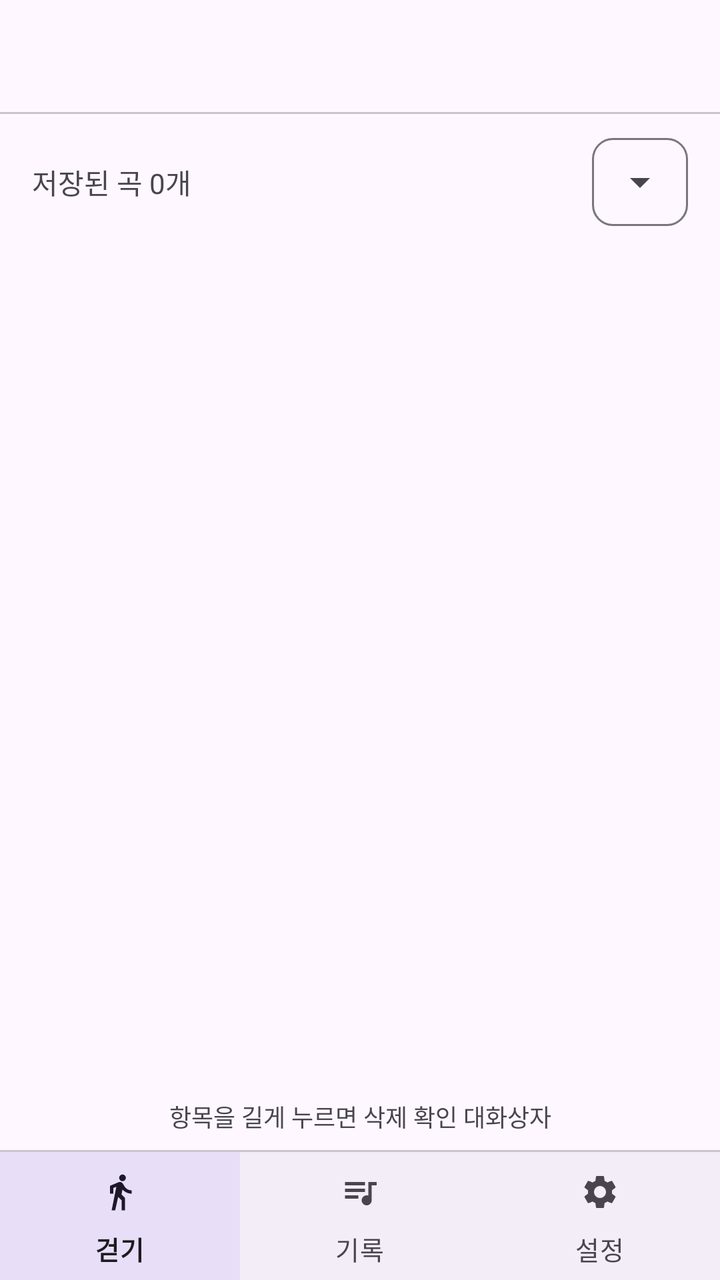
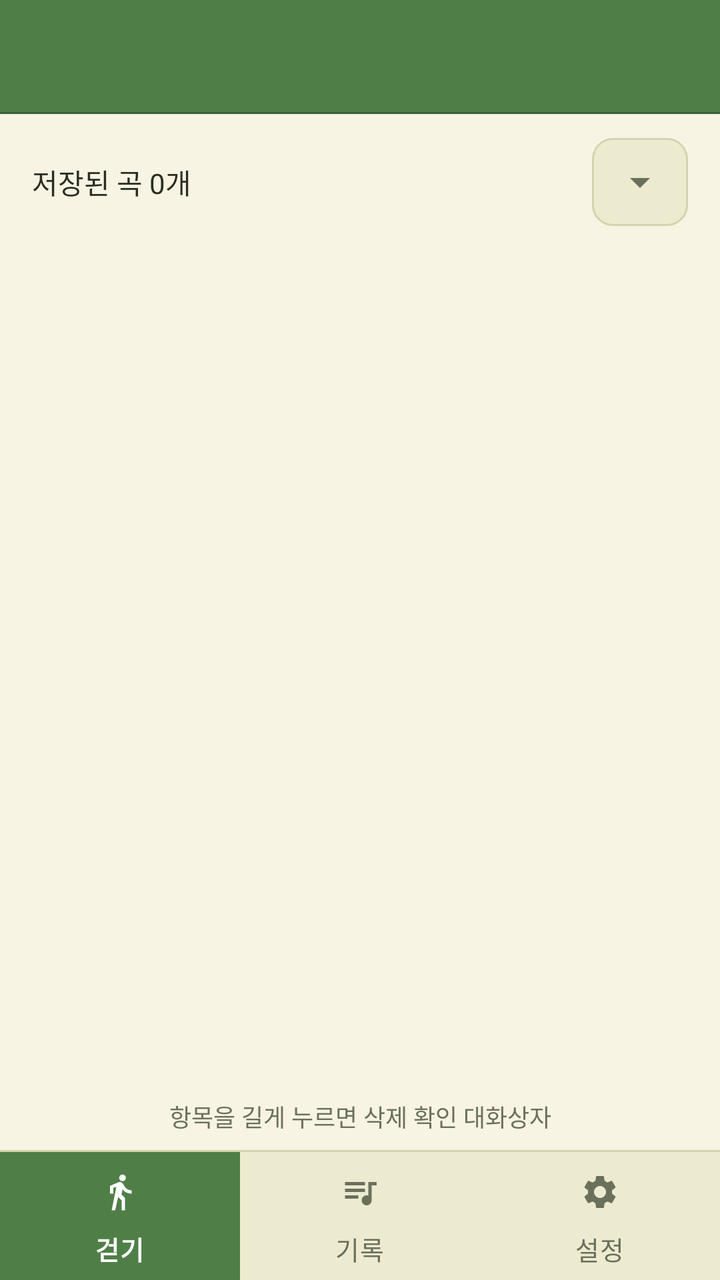

An Android layout rendered at two revisions. The XML below is the earlier revision; the diff shows what the commit changed to produce the second picture.
<!-- AndroidManifest.xml: application theme Theme.Balmatchum -->
<!-- res/layout/activity_song_list.xml -->
<?xml version="1.0" encoding="utf-8"?>
<FrameLayout xmlns:android="http://schemas.android.com/apk/res/android"
    android:layout_width="match_parent"
    android:layout_height="match_parent"
    android:fitsSystemWindows="true">

<LinearLayout
    android:layout_width="match_parent"
    android:layout_height="match_parent"
    android:orientation="vertical">

    
    <include layout="@layout/include_toolbar" />

    
    <LinearLayout
        android:layout_width="match_parent"
        android:layout_height="0dp"
        android:layout_weight="1"
        android:orientation="vertical"
        android:paddingStart="16dp"
        android:paddingTop="12dp"
        android:paddingEnd="16dp"
        android:paddingBottom="8dp">

        
        <LinearLayout
            android:layout_width="match_parent"
            android:layout_height="wrap_content"
            android:gravity="center_vertical"
            android:orientation="horizontal">

            
            <TextView
                android:id="@+id/tvCount"
                android:layout_width="0dp"
                android:layout_height="wrap_content"
                android:layout_weight="1"
                android:text="저장된 곡 0개"
                android:textSize="14sp" />

            
            <FrameLayout
                android:layout_width="wrap_content"
                android:layout_height="wrap_content"
                android:background="@drawable/bg_outline_box">

                <Spinner
                    android:id="@+id/spSort"
                    android:layout_width="wrap_content"
                    android:layout_height="44dp" />
            </FrameLayout>
        </LinearLayout>

        
        <ListView
            android:id="@+id/lvSongs"
            android:layout_width="match_parent"
            android:layout_height="0dp"
            android:layout_marginTop="12dp"
            android:layout_weight="1"
            android:divider="@null"
            android:dividerHeight="10dp"
            android:listSelector="@android:color/transparent" />

        
        <TextView
            android:id="@+id/tvEmpty"
            android:layout_width="match_parent"
            android:layout_height="0dp"
            android:layout_weight="1"
            android:gravity="center"
            android:text="아직 저장된 곡이 없어요.\n걷기를 마치면 여기에 곡이 생겨요."
            android:visibility="gone" />

        
        <TextView
            android:layout_width="match_parent"
            android:layout_height="wrap_content"
            android:layout_marginTop="8dp"
            android:gravity="center"
            android:text="항목을 길게 누르면 삭제 확인 대화상자"
            android:textColor="?attr/colorOnSurfaceVariant"
            android:textSize="12sp" />
    </LinearLayout>

    
    <include layout="@layout/include_bottom_nav" />
</LinearLayout>
</FrameLayout>
<!-- res/layout/include_toolbar.xml (included above) -->
<?xml version="1.0" encoding="utf-8"?>
<merge xmlns:android="http://schemas.android.com/apk/res/android"
    xmlns:app="http://schemas.android.com/apk/res-auto">

    
    <com.google.android.material.appbar.MaterialToolbar
        android:id="@+id/toolbar"
        android:layout_width="match_parent"
        android:layout_height="56dp"
        app:titleTextAppearance="@style/TextAppearance.Balmatchum.ToolbarTitle" />

    
    <View
        android:layout_width="match_parent"
        android:layout_height="1dp"
        android:background="?attr/colorOutlineVariant" />
</merge>
<!-- res/layout/include_bottom_nav.xml (included above) -->
<?xml version="1.0" encoding="utf-8"?>
<merge xmlns:android="http://schemas.android.com/apk/res/android"
    xmlns:app="http://schemas.android.com/apk/res-auto">

    
    <View
        android:layout_width="match_parent"
        android:layout_height="1dp"
        android:background="?attr/colorOutlineVariant" />

    
    <com.google.android.material.bottomnavigation.BottomNavigationView
        android:id="@+id/bottomNav"
        android:layout_width="match_parent"
        android:layout_height="64dp"
        android:minHeight="64dp"
        app:itemBackground="@drawable/bg_nav_item"
        app:itemIconSize="20dp"
        app:itemPaddingBottom="10dp"
        app:itemPaddingTop="10dp"
        app:itemTextAppearanceActive="@style/TextAppearance.Balmatchum.NavActive"
        app:itemTextAppearanceInactive="@style/TextAppearance.Balmatchum.NavInactive"
        app:labelVisibilityMode="labeled"
        app:menu="@menu/bottom_nav" />
</merge>
<!-- resources referenced by this layout -->
<resources>
  <!-- drawable bg_nav_item (drawable) -->
  <?xml version="1.0" encoding="utf-8"?>
  <selector xmlns:android="http://schemas.android.com/apk/res/android">
      <item android:state_checked="true">
          <shape android:shape="rectangle">
              
              <solid android:color="?attr/colorSecondaryContainer" />
          </shape>
      </item>
      <item android:drawable="@android:color/transparent" />
  </selector>
  <!-- drawable bg_outline_box (drawable) -->
  <?xml version="1.0" encoding="utf-8"?>
  <shape xmlns:android="http://schemas.android.com/apk/res/android"
      android:shape="rectangle">
      <corners android:radius="10dp" />
      <stroke
          android:width="1dp"
          android:color="?attr/colorOutline" />
  </shape>
  <style name="TextAppearance.Balmatchum.NavActive" parent="TextAppearance.Material3.LabelMedium">
          <item name="android:textSize">13sp</item>
          <item name="android:textStyle">bold</item>
      </style>
  <style name="TextAppearance.Balmatchum.ToolbarTitle" parent="TextAppearance.Material3.TitleLarge">
          <item name="android:textSize">20sp</item>
          <item name="android:textStyle">bold</item>
      </style>
  <style name="Theme.Balmatchum" parent="Base.Theme.Balmatchum" />
  <style name="Base.Theme.Balmatchum" parent="Theme.Material3.DayNight.NoActionBar">
          
          
      </style>
  <!-- unchanged entries left out for length: 1 -->
</resources>

<!-- the commit's change to res/layout/activity_song_list.xml (unified diff, before → after) -->
@@ -2,11 +2,15 @@
 <FrameLayout xmlns:android="http://schemas.android.com/apk/res/android"
     android:layout_width="match_parent"
     android:layout_height="match_parent"
+    android:background="@color/bal_primary_dark"
     android:fitsSystemWindows="true">
+    
+
 
 <LinearLayout
     android:layout_width="match_parent"
     android:layout_height="match_parent"
+    android:background="@color/bal_background"
     android:orientation="vertical">
 
     
@@ -37,6 +41,7 @@
                 android:layout_height="wrap_content"
                 android:layout_weight="1"
                 android:text="저장된 곡 0개"
+                android:textColor="@color/bal_text"
                 android:textSize="14sp" />
 
             
@@ -48,7 +53,9 @@
                 <Spinner
                     android:id="@+id/spSort"
                     android:layout_width="wrap_content"
-                    android:layout_height="44dp" />
+                    android:layout_height="44dp"
+                    android:backgroundTint="@color/bal_text_sub"
+                    android:popupBackground="@color/bal_background" />
             </FrameLayout>
         </LinearLayout>
 
@@ -71,6 +78,7 @@
             android:layout_weight="1"
             android:gravity="center"
             android:text="아직 저장된 곡이 없어요.\n걷기를 마치면 여기에 곡이 생겨요."
+            android:textColor="@color/bal_text_sub"
             android:visibility="gone" />
 
         
@@ -80,7 +88,7 @@
             android:layout_marginTop="8dp"
             android:gravity="center"
             android:text="항목을 길게 누르면 삭제 확인 대화상자"
-            android:textColor="?attr/colorOnSurfaceVariant"
+            android:textColor="@color/bal_text_sub"
             android:textSize="12sp" />
     </LinearLayout>
 
@@ -98,13 +106,15 @@
         android:id="@+id/toolbar"
         android:layout_width="match_parent"
         android:layout_height="56dp"
-        app:titleTextAppearance="@style/TextAppearance.Balmatchum.ToolbarTitle" />
+        android:background="@color/bal_primary"
+        app:titleTextAppearance="@style/TextAppearance.Balmatchum.ToolbarTitle"
+        app:titleTextColor="@color/white" />
 
     
     <View
         android:layout_width="match_parent"
         android:layout_height="1dp"
-        android:background="?attr/colorOutlineVariant" />
+        android:background="@color/bal_primary_dark" />
 </merge>
 <!-- res/layout/include_bottom_nav.xml (included above) -->
 <?xml version="1.0" encoding="utf-8"?>
@@ -115,7 +125,7 @@
     <View
         android:layout_width="match_parent"
         android:layout_height="1dp"
-        android:background="?attr/colorOutlineVariant" />
+        android:background="@color/bal_outline" />
 
     
     <com.google.android.material.bottomnavigation.BottomNavigationView
@@ -123,7 +133,10 @@
         android:layout_width="match_parent"
         android:layout_height="64dp"
         android:minHeight="64dp"
+        android:background="@color/bal_surface"
         app:itemBackground="@drawable/bg_nav_item"
+        app:itemIconTint="@color/nav_item_color"
+        app:itemTextColor="@color/nav_item_color"
         app:itemIconSize="20dp"
         app:itemPaddingBottom="10dp"
         app:itemPaddingTop="10dp"
<!-- resource entries referenced after the edit -->
@@ -1,12 +1,19 @@
 <!-- resources referenced by this layout -->
 <resources>
+  <color name="bal_background">#F8F4E3</color>
+  <color name="bal_outline">#D5D3AE</color>
+  <color name="bal_primary">#4F7F47</color>
+  <color name="bal_primary_dark">#386134</color>
+  <color name="bal_surface">#ECEBCF</color>
+  <color name="bal_text">#2B2E24</color>
+  <color name="bal_text_sub">#6B705C</color>
+  <color name="white">#FFFFFFFF</color>
   <!-- drawable bg_nav_item (drawable) -->
   <?xml version="1.0" encoding="utf-8"?>
   <selector xmlns:android="http://schemas.android.com/apk/res/android">
       <item android:state_checked="true">
           <shape android:shape="rectangle">
-              
-              <solid android:color="?attr/colorSecondaryContainer" />
+              <solid android:color="@color/bal_primary" />
           </shape>
       </item>
       <item android:drawable="@android:color/transparent" />
@@ -16,9 +23,10 @@
   <shape xmlns:android="http://schemas.android.com/apk/res/android"
       android:shape="rectangle">
       <corners android:radius="10dp" />
+      <solid android:color="@color/bal_surface" />
       <stroke
           android:width="1dp"
-          android:color="?attr/colorOutline" />
+          android:color="@color/bal_outline" />
   </shape>
   <style name="TextAppearance.Balmatchum.NavActive" parent="TextAppearance.Material3.LabelMedium">
           <item name="android:textSize">13sp</item>
@@ -29,10 +37,59 @@
           <item name="android:textStyle">bold</item>
       </style>
   <style name="Theme.Balmatchum" parent="Base.Theme.Balmatchum" />
-  <style name="Base.Theme.Balmatchum" parent="Theme.Material3.DayNight.NoActionBar">
+  <style name="Base.Theme.Balmatchum" parent="Theme.Material3.Light.NoActionBar">
           
+          <item name="colorPrimary">@color/bal_primary</item>
           
+          <item name="colorOnPrimary">@color/white</item>
+          <item name="colorPrimaryContainer">@color/bal_surface</item>
+          <item name="colorOnPrimaryContainer">@color/bal_text</item>
+  
+          
+          <item name="colorSecondary">@color/bal_secondary</item>
+          <item name="colorOnSecondary">@color/bal_text</item>
+          <item name="colorSecondaryContainer">@color/bal_surface</item>
+          <item name="colorOnSecondaryContainer">@color/bal_text</item>
+  
+          
+          <item name="colorTertiary">@color/bal_accent</item>
+          <item name="colorOnTertiary">@color/white</item>
+          
+          <item name="colorError">@color/bal_accent</item>
+          <item name="colorOnError">@color/white</item>
+  
+          
+          <item name="android:colorBackground">@color/bal_background</item>
+          <item name="android:windowBackground">@color/bal_background</item>
+          <item name="colorOnBackground">@color/bal_text</item>
+  
+          
+          <item name="colorSurface">@color/bal_background</item>
+          <item name="colorOnSurface">@color/bal_text</item>
+          <item name="colorOnSurfaceVariant">@color/bal_text_sub</item>
+          <item name="colorSurfaceContainerLowest">@color/bal_background</item>
+          <item name="colorSurfaceContainerLow">@color/bal_background</item>
+          <item name="colorSurfaceContainer">@color/bal_surface</item>
+          
+          <item name="colorSurfaceContainerHigh">@color/bal_background</item>
+          <item name="colorSurfaceContainerHighest">@color/bal_surface</item>
+  
+          
+          <item name="colorOutline">@color/bal_outline</item>
+          <item name="colorOutlineVariant">@color/bal_outline</item>
+  
+          
+          <item name="android:textColorPrimary">@color/bal_text</item>
+          <item name="android:textColorSecondary">@color/bal_text_sub</item>
+  
+          
+          <item name="android:statusBarColor">@color/bal_primary_dark</item>
+          <item name="android:navigationBarColor">@color/bal_primary_dark</item>
+          
+          <item name="android:windowLightStatusBar">false</item>
       </style>
+  <color name="bal_secondary">#A9BF7A</color>
+  <color name="bal_accent">#D07A4A</color>
   <!-- unchanged entries left out for length: 1 -->
 </resources>
 
